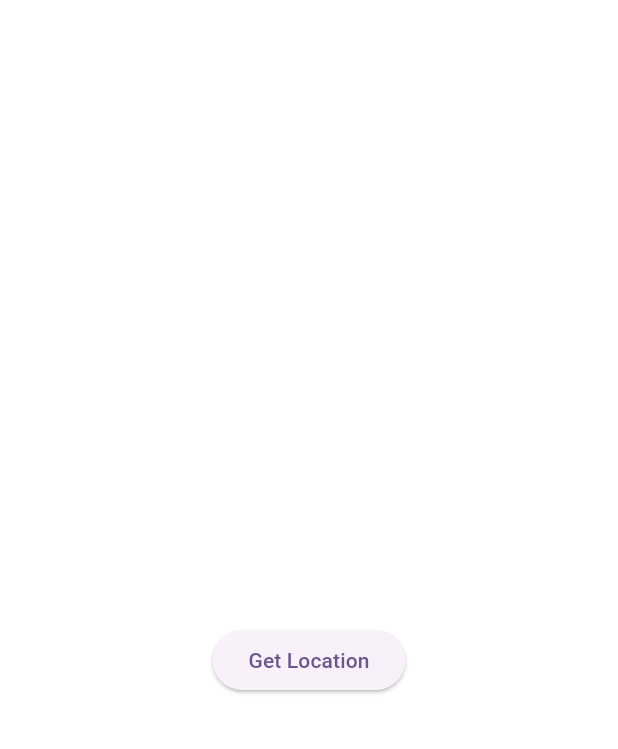
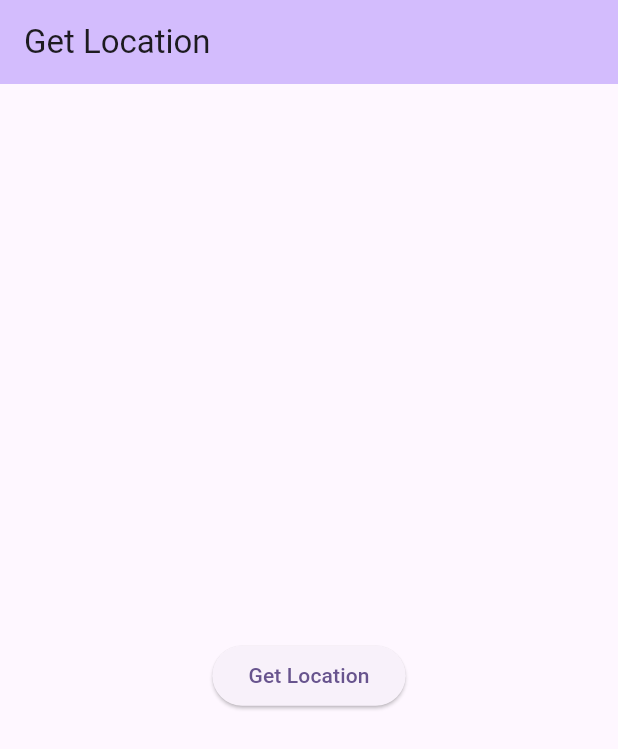
Before and after one commit to Tivelin/location, a Flutter app: the screen it shows after launch, on a phone screen of 412 x 824 dp. Shown: the top 749 px of the screen. Run offline on Flutter 3.47's test engine with Material 3 defaults, Android fonts, the phone set to English and light mode, and no system bars; our stand-ins replace geolocator, permission_handler.

Commit message:
location

```diff
--- a/lib/main.dart
+++ b/lib/main.dart
@@ -1,62 +1,99 @@
 import 'package:flutter/material.dart';
 import 'package:geolocator/geolocator.dart';
 import 'package:permission_handler/permission_handler.dart';
+import 'package:url_launcher/url_launcher.dart';
 
 void main() {
   runApp(const MyApp());
 }
-
 class MyApp extends StatelessWidget {
   const MyApp({super.key});
   @override
   Widget build(BuildContext context) {
     return MaterialApp(
-      title: 'Flutter Demo',
+      title: 'Get Location',
       theme: ThemeData(
-        colorScheme: ColorScheme.fromSeed(seedColor: Colors.deepPurple),
+        colorScheme: ColorScheme.fromSeed(seedColor:
+        Colors.deepPurple),
         useMaterial3: true,
       ),
-      home: const LocationWidget(),
+      home: const MyHomePage(title: 'Get Location'),
     );
   }
 }
-
+class MyHomePage extends StatefulWidget {
+  const MyHomePage({super.key, required this.title});
+  final String title;
+  @override
+  State<MyHomePage> createState() => _MyHomePageState();
+}
+class _MyHomePageState extends State<MyHomePage> {
+  @override
+  Widget build(BuildContext context) {
+    return Scaffold(
+        appBar: AppBar(
+        backgroundColor:
+        Theme.of(context).colorScheme.inversePrimary,
+    title: Text(widget.title),
+    ),
+      body: const LocationWidget(),
+    );
+  }
+}
 class LocationWidget extends StatefulWidget {
   const LocationWidget({super.key});
-
   @override
   State<LocationWidget> createState() => _LocationWidgetState();
 }
-
 class _LocationWidgetState extends State<LocationWidget> {
-  String _locationMessage = '';
-
+  String _locationMessage = "";
+  Position? _currentPosition;
   void _getCurrentLocation() async {
     final status = await Permission.location.status;
     if (!status.isGranted) {
       final result = await Permission.location.request();
-      if (result != PermissionStatus.granted){
+      if (result != PermissionStatus.granted) {
         return;
       }
     }
-
     final position = await Geolocator.getCurrentPosition(
-      desiredAccuracy: LocationAccuracy.high
-    );
+        desiredAccuracy: LocationAccuracy.high);
     setState(() {
-      _locationMessage = 'Latitude:${position.latitude}, longitude:${position.longitude}';
+      _currentPosition = position;
+      _locationMessage = 'Latitude: ${position.latitude},Longitude: ${position.longitude}';
     });
   }
+  Future<void> _showOnMap() async {
+    if (_currentPosition != null) {
+      Uri googleMapsUrl = Uri.parse(
 
+          'https://www.google.com/maps/search/?api=1&query=${_currentPosition!.latitude},'
+      '${_currentPosition!.longitude}');
+      try {
+        await launchUrl(googleMapsUrl);
+      } catch (e) {
+        throw 'Could not launch $googleMapsUrl';
+      }
+    }
+  }
   @override
   Widget build(BuildContext context) {
-    return Center (
+    return Center(
       child: Column(
         mainAxisAlignment: MainAxisAlignment.center,
         children: [
           Text(_locationMessage),
-          ElevatedButton(onPressed: _getCurrentLocation, child: const Text('Get Location'),
-          )
+          const SizedBox(height: 10,),
+          ElevatedButton(
+            onPressed: _getCurrentLocation,
+            child: const Text('Get Location'),
+          ),
+          const SizedBox(height: 10,),
+          if (_currentPosition != null)
+            ElevatedButton(
+              onPressed: _showOnMap,
+              child: const Text('Show on Map'),
+            ),
         ],
       ),
     );
--- a/pubspec.yaml
+++ b/pubspec.yaml
@@ -37,6 +37,7 @@ dependencies:
   cupertino_icons: ^1.0.6
   permission_handler: ^11.3.1
   geolocator: ^12.0.0
+  url_launcher: ^6.2.6
 
 dev_dependencies:
   flutter_test:
```
Also changed, not shown: pubspec.lock, 5 other files.
